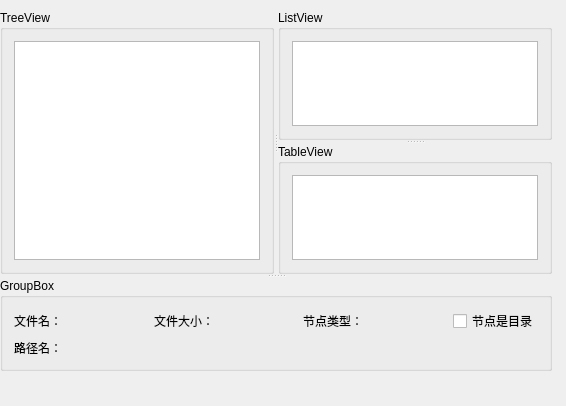
This is QFileSystemModel/mainwindow.ui in WZ-Dale/Qt as Qt 5 draws it before an edit. The edited form follows.
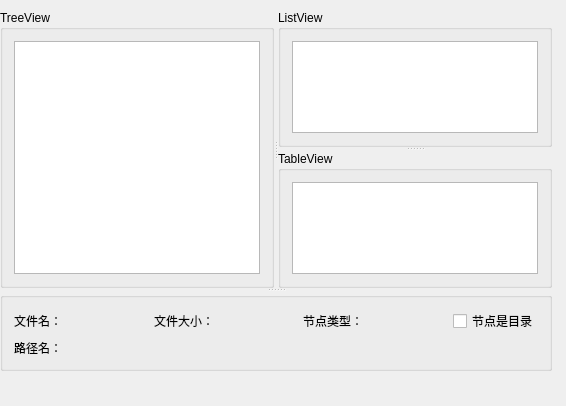
This is the edited form.

Commit message: QFileSystemModel 提供了一个可用于访问本机文件系统的数据模型。 QFileSystemModel 和 视图组件 QTreeView 结合使用， 可以用目录树的形式显示本机上的文件系统，如同 Widnows 的资源管理器一样。

Diff of the .ui file:
```diff
--- a/QFileSystemModel/mainwindow.ui
+++ b/QFileSystemModel/mainwindow.ui
@@ -68,7 +68,7 @@
     </widget>
     <widget class="QGroupBox" name="groupBox_4">
      <property name="title">
-      <string>GroupBox</string>
+      <string/>
      </property>
      <layout class="QGridLayout" name="gridLayout">
       <item row="0" column="0">
```
Left out of the diff: 2 changed lines with no effect on the pictures. The commit also changes 1 other file.
